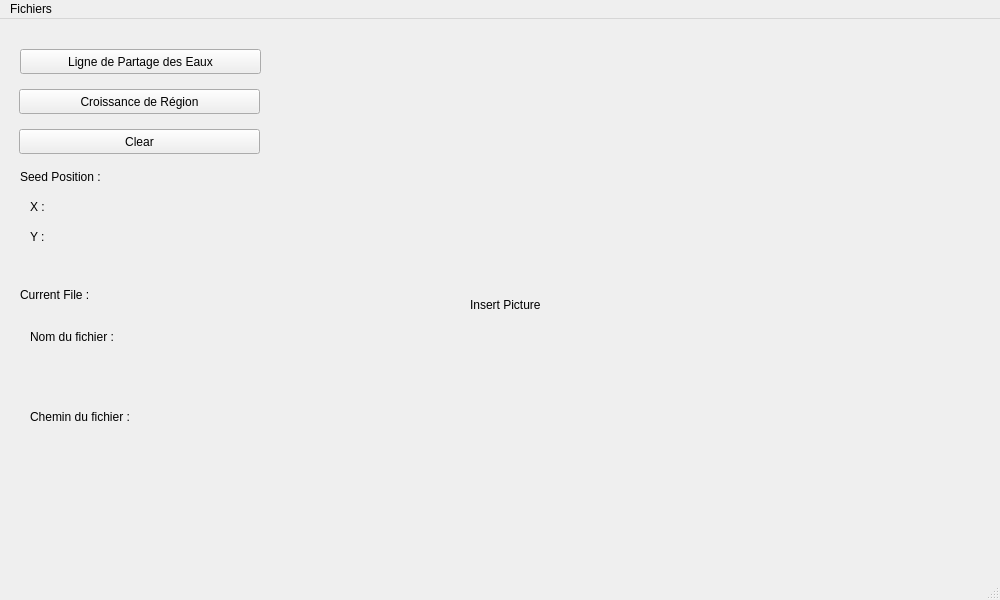
Hippog1t/QT_segmentation_DICOM, file link_py/mainwindow.ui: the form before one commit.
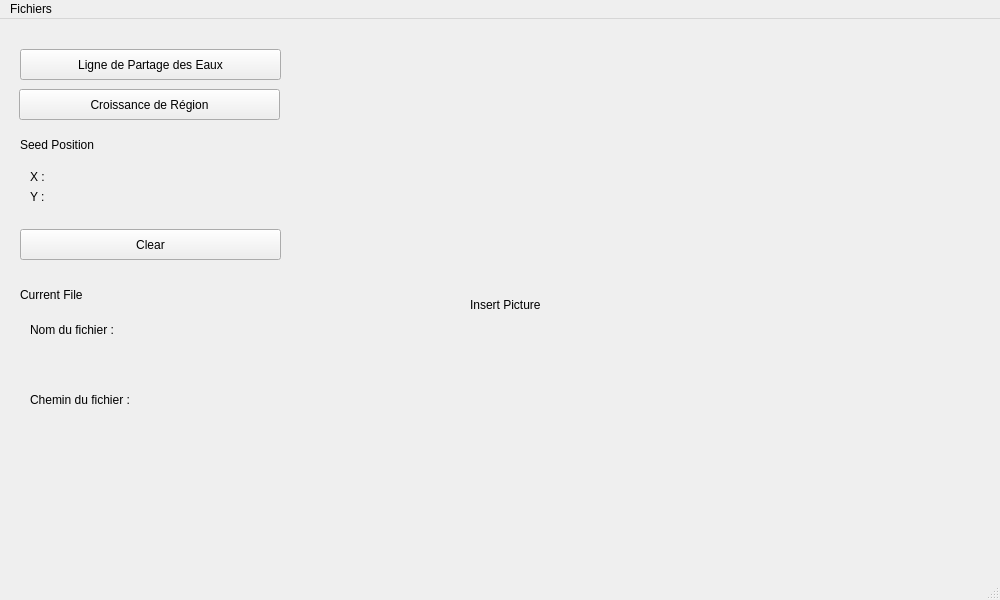
The form after the commit.

Diff of the .ui file:
```diff
--- a/link_py/mainwindow.ui
+++ b/link_py/mainwindow.ui
@@ -56,8 +56,8 @@
      <rect>
       <x>19</x>
       <y>70</y>
-      <width>241</width>
-      <height>25</height>
+      <width>261</width>
+      <height>31</height>
      </rect>
     </property>
     <property name="text">
@@ -67,10 +67,10 @@
    <widget class="QPushButton" name="clearButton">
     <property name="geometry">
      <rect>
-      <x>19</x>
-      <y>110</y>
-      <width>241</width>
-      <height>25</height>
+      <x>20</x>
+      <y>210</y>
+      <width>261</width>
+      <height>31</height>
      </rect>
     </property>
     <property name="text">
@@ -81,7 +81,7 @@
     <property name="geometry">
      <rect>
       <x>30</x>
-      <y>180</y>
+      <y>150</y>
       <width>55</width>
       <height>16</height>
      </rect>
@@ -94,7 +94,7 @@
     <property name="geometry">
      <rect>
       <x>30</x>
-      <y>210</y>
+      <y>170</y>
       <width>55</width>
       <height>16</height>
      </rect>
@@ -107,7 +107,7 @@
     <property name="geometry">
      <rect>
       <x>70</x>
-      <y>180</y>
+      <y>150</y>
       <width>55</width>
       <height>20</height>
      </rect>
@@ -120,7 +120,7 @@
     <property name="geometry">
      <rect>
       <x>70</x>
-      <y>210</y>
+      <y>170</y>
       <width>55</width>
       <height>21</height>
      </rect>
@@ -133,13 +133,13 @@
     <property name="geometry">
      <rect>
       <x>20</x>
-      <y>150</y>
+      <y>110</y>
       <width>231</width>
-      <height>16</height>
+      <height>31</height>
      </rect>
     </property>
     <property name="text">
-     <string>Seed Position : </string>
+     <string>Seed Position</string>
     </property>
    </widget>
    <widget class="QLabel" name="currentfile">
@@ -152,14 +152,14 @@
      </rect>
     </property>
     <property name="text">
-     <string>Current File : </string>
+     <string>Current File</string>
     </property>
    </widget>
    <widget class="QLabel" name="filename">
     <property name="geometry">
      <rect>
       <x>30</x>
-      <y>330</y>
+      <y>320</y>
       <width>411</width>
       <height>41</height>
      </rect>
@@ -172,35 +172,35 @@
     <property name="geometry">
      <rect>
       <x>30</x>
-      <y>410</y>
-      <width>411</width>
-      <height>41</height>
-     </rect>
-    </property>
-    <property name="text">
-     <string/>
-    </property>
-   </widget>
-   <widget class="QLabel" name="label">
-    <property name="geometry">
-     <rect>
-      <x>30</x>
-      <y>310</y>
-      <width>131</width>
-      <height>16</height>
-     </rect>
-    </property>
-    <property name="text">
-     <string>Nom du fichier :</string>
-    </property>
-   </widget>
-   <widget class="QLabel" name="label_2">
-    <property name="geometry">
-     <rect>
-      <x>30</x>
       <y>390</y>
-      <width>121</width>
-      <height>16</height>
+      <width>411</width>
+      <height>41</height>
+     </rect>
+    </property>
+    <property name="text">
+     <string/>
+    </property>
+   </widget>
+   <widget class="QLabel" name="nomfichier">
+    <property name="geometry">
+     <rect>
+      <x>30</x>
+      <y>300</y>
+      <width>271</width>
+      <height>21</height>
+     </rect>
+    </property>
+    <property name="text">
+     <string>Nom du fichier :</string>
+    </property>
+   </widget>
+   <widget class="QLabel" name="cheminfichier">
+    <property name="geometry">
+     <rect>
+      <x>30</x>
+      <y>370</y>
+      <width>271</width>
+      <height>21</height>
      </rect>
     </property>
     <property name="text">
@@ -212,8 +212,8 @@
      <rect>
       <x>20</x>
       <y>30</y>
-      <width>241</width>
-      <height>25</height>
+      <width>261</width>
+      <height>31</height>
      </rect>
     </property>
     <property name="text">
@@ -223,8 +223,8 @@
    <widget class="QLabel" name="errors">
     <property name="geometry">
      <rect>
-      <x>30</x>
-      <y>470</y>
+      <x>20</x>
+      <y>490</y>
       <width>411</width>
       <height>41</height>
      </rect>
```
Left out of the diff: 2 changed lines with no effect on the pictures.
